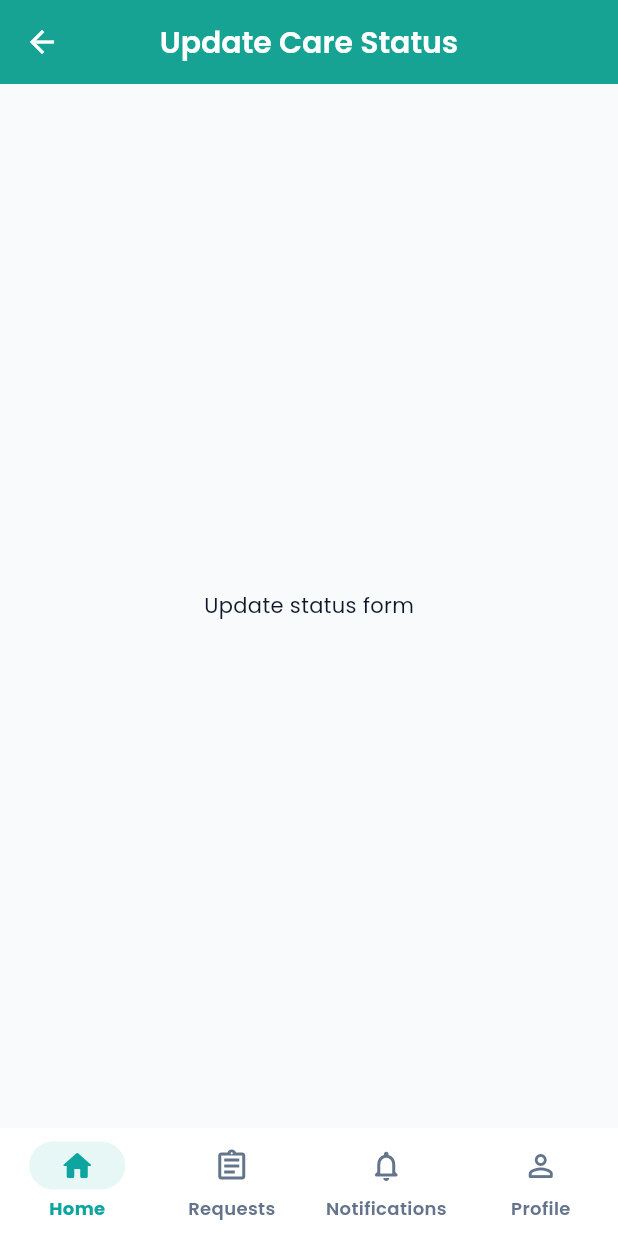
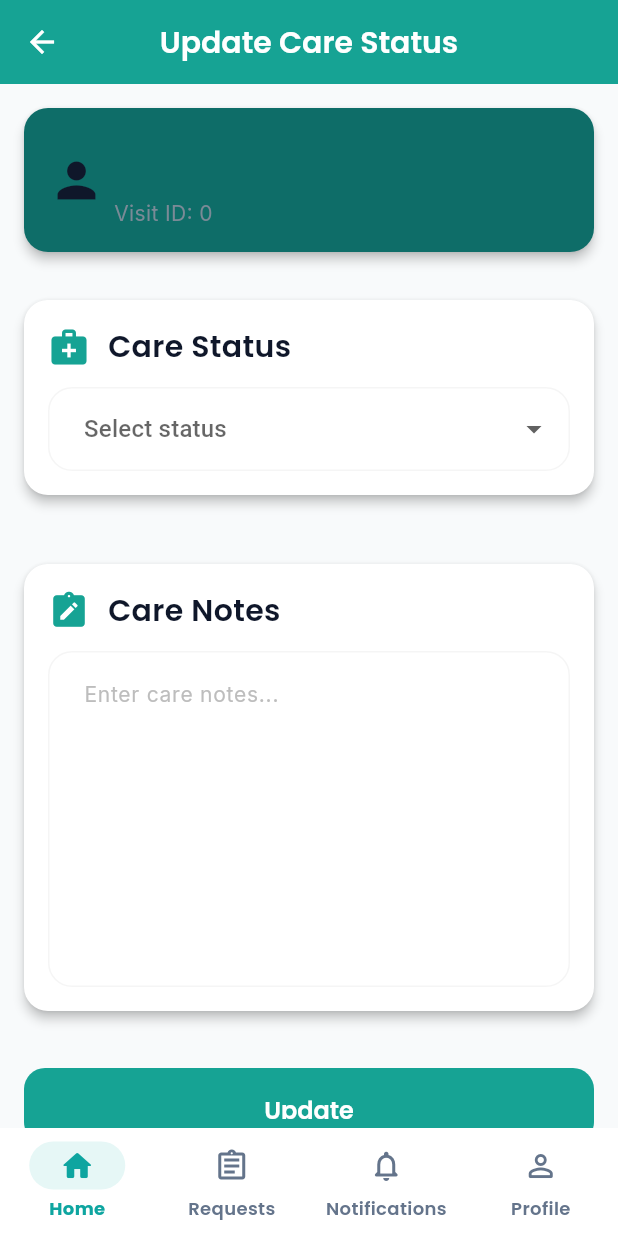
Before and after one commit to FateOrByDesign/CarenestApp, a Flutter app: the UpdateCareStatusPage screen opened directly with empty values, on a phone screen of 412 x 824 dp. Run offline on Flutter 3.47's test engine with Material 3 defaults, Android fonts, the phone set to English and light mode, and no system bars; our stand-ins replace file_picker, google_fonts, image_picker, shared_preferences, supabase_flutter; missing offline and left inert: carenest_mobile; accounts and stored records are empty.

Commit message:
feat: build update status form with patient card and notes
Add buildCard helper, patient info card with visit ID, care
status dropdown, notes text field, and update button. Full
form layout with themed card styling.

```diff
--- a/Carenest_Frontend/carenest_mobile/lib/screens/caregiver/update_caregiver_status.dart
+++ b/Carenest_Frontend/carenest_mobile/lib/screens/caregiver/update_caregiver_status.dart
@@ -37,6 +37,36 @@ class _UpdateCareStatusPageState extends State<UpdateCareStatusPage> {
     Navigator.pop(context);
   }
 
+  Widget buildCard({
+    required IconData icon,
+    required String title,
+    required Widget child,
+  }) {
+    return Card(
+      color: AppTheme.surface,
+      shape: RoundedRectangleBorder(borderRadius: BorderRadius.circular(16)),
+      elevation: 3,
+      margin: const EdgeInsets.symmetric(vertical: 8),
+      child: Padding(
+        padding: const EdgeInsets.all(16),
+        child: Column(
+          crossAxisAlignment: CrossAxisAlignment.start,
+          children: [
+            Row(
+              children: [
+                Icon(icon, color: AppTheme.primary, size: 28),
+                const SizedBox(width: 12),
+                Text(title, style: AppTheme.headingMedium),
+              ],
+            ),
+            const SizedBox(height: 12),
+            child,
+          ],
+        ),
+      ),
+    );
+  }
+
   @override
   Widget build(BuildContext context) {
     return Scaffold(
@@ -49,14 +79,101 @@ class _UpdateCareStatusPageState extends State<UpdateCareStatusPage> {
           'Update Care Status',
           style: AppTheme.headingMedium.copyWith(color: Colors.white),
         ),
+        //centerTitle: true,
         leading: IconButton(
           icon: const Icon(Icons.arrow_back, color: Colors.white),
           onPressed: () {
-            Navigator.pop(context);
+            Navigator.pop(context); // go back to previous screen
           },
         ),
       ),
-      body: const Center(child: Text('Update status form')),
+
+      body: SingleChildScrollView(
+        padding: const EdgeInsets.all(16),
+        child: Column(
+          crossAxisAlignment: CrossAxisAlignment.start,
+          children: [
+            Card(
+              color: AppTheme.primaryDark,
+              shape: RoundedRectangleBorder(
+                borderRadius: BorderRadius.circular(16),
+              ),
+              elevation: 3,
+              child: Padding(
+                padding: const EdgeInsets.all(16),
+                child: Row(
+                  children: [
+                    const Icon(
+                      Icons.person,
+                      size: 38,
+                      color: AppTheme.textDark,
+                    ),
+                    const SizedBox(width: 6),
+                    Column(
+                      crossAxisAlignment: CrossAxisAlignment.start,
+                      children: [
+                        Text(widget.patientName, style: AppTheme.headingLarge),
+                        const SizedBox(height: 4),
+                        Text(
+                          'Visit ID: ${widget.visitId}',
+                          style: AppTheme.bodyText,
+                        ),
+                      ],
+                    ),
+                  ],
+                ),
+              ),
+            ),
+
+            const SizedBox(height: 24),
+
+            // Care Status Card
+            buildCard(
+              icon: Icons.medical_services,
+              title: 'Care Status',
+              child: DropdownButtonFormField<String>(
+                value: selectedStatus,
+                hint: const Text('Select status'),
+                items: statusList.map((status) {
+                  return DropdownMenuItem(value: status, child: Text(status));
+                }).toList(),
+                onChanged: (value) => setState(() => selectedStatus = value),
+                decoration: const InputDecoration(hintText: 'Select status'),
+              ),
+            ),
+
+            const SizedBox(height: 30),
+
+            //Care notes
+            buildCard(
+              icon: Icons.note_alt,
+              title: 'Care Notes',
+              child: TextFormField(
+                controller: notesController,
+                maxLines: 8,
+                decoration: const InputDecoration(
+                  hintText: 'Enter care notes...',
+                ),
+              ),
+            ),
+
+            const SizedBox(height: 30),
+
+            SizedBox(
+              width: double.infinity,
+              height: 50,
+              child: ElevatedButton(
+                style: ElevatedButton.styleFrom(
+                  backgroundColor: AppTheme.primary,
+                ),
+                onPressed: updateCareStatus,
+                child: const Text('Update'),
+              ),
+            ),
+          ],
+        ),
+      ),
+      //New navigation bar
       bottomNavigationBar: const CaregiverNavigationBarMobile(currentIndex: 0),
     );
   }
```
